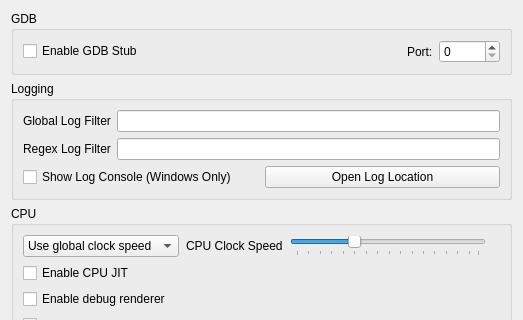
Qt form src/citra_qt/configuration/configure_debug.ui (rtiangha/bravely-offline-citra) before a commit; both pictures show x 0 to 523 and y 0 to 320 of the 523 by 473 pixel window.
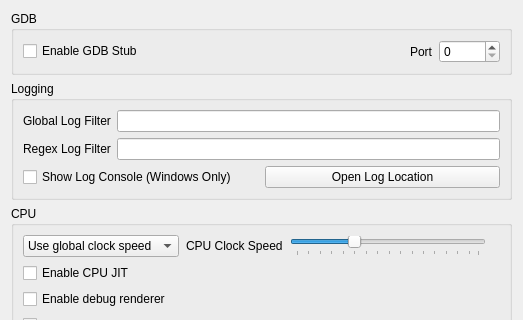
The same form after that commit.

```diff
--- a/src/citra_qt/configuration/configure_debug.ui
+++ b/src/citra_qt/configuration/configure_debug.ui
@@ -47,7 +47,7 @@
           <item>
            <widget class="QLabel" name="label_2">
             <property name="text">
-             <string>Port:</string>
+             <string>Port</string>
             </property>
            </widget>
           </item>
```
